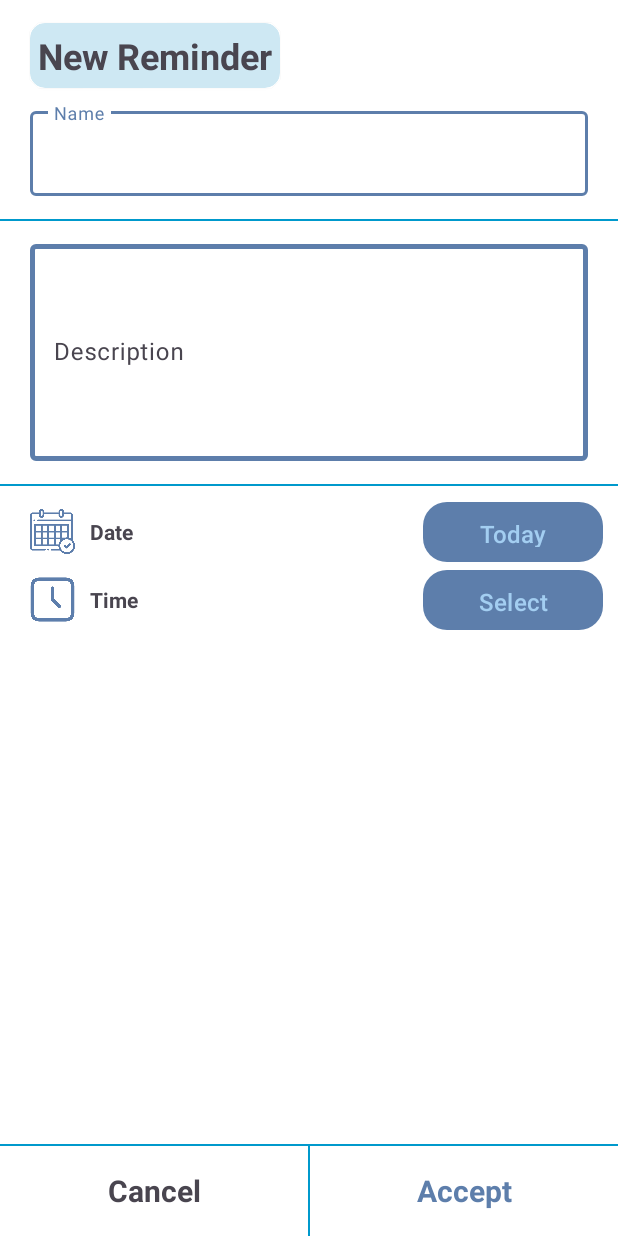
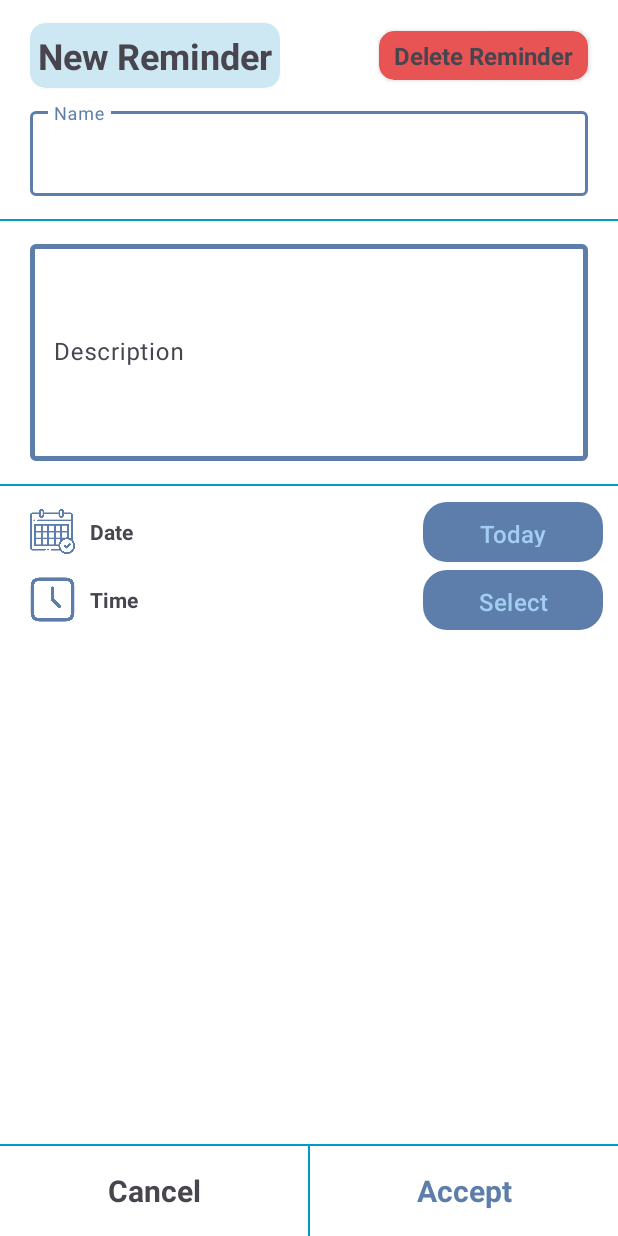
Before and after one commit to ChrisGalHur/TareApp, an Android app: the layout activity_form_reminder.xml on its own in the app's theme, with its tools: preview values and no code run, on a phone screen of 412 x 824 dp. Run offline under Robolectric (Android 15) with nearby library versions, the phone set to English and light mode, and no system bars.

Commit message:
car07 delete Reminders complete

```diff
--- a/app/build.gradle.kts
+++ b/app/build.gradle.kts
@@ -36,7 +36,11 @@ android {
 
 dependencies {
 
+    // RxJava
+    implementation("io.reactivex.rxjava3:rxjava:3.1.2")
+    implementation("io.reactivex.rxjava3:rxandroid:3.0.0")
 
+    // Room
     implementation("androidx.room:room-runtime:2.6.1")
     annotationProcessor("androidx.room:room-compiler:2.6.1")
 
--- a/app/src/main/java/com/chrisgalhur/tareapp/dao/ReminderDao.java
+++ b/app/src/main/java/com/chrisgalhur/tareapp/dao/ReminderDao.java
@@ -20,4 +20,7 @@ public interface ReminderDao {
 
     @Query("SELECT * FROM " + DatabaseConstants.TABLE_REMINDER + " WHERE " + DatabaseConstants.COLUMN_TASK_ID + " = :reminderId")
     Reminder getReminder(int reminderId);
+
+    @Query("DELETE FROM " + DatabaseConstants.TABLE_REMINDER + " WHERE " + DatabaseConstants.COLUMN_TASK_ID + " = :reminderId")
+    int deleteById(int reminderId);
 }
--- a/app/src/main/java/com/chrisgalhur/tareapp/presenter/FormReminderPresenter.java
+++ b/app/src/main/java/com/chrisgalhur/tareapp/presenter/FormReminderPresenter.java
@@ -1,6 +1,7 @@
 package com.chrisgalhur.tareapp.presenter;
 
 public interface FormReminderPresenter {
+
     void onBtSelectDateClicked();
 
     void onBtSelectTimeClicked();
@@ -10,4 +11,8 @@ public interface FormReminderPresenter {
     void saveReminder(String reminderName, String string, boolean b, int year, int month, int day, int hour, int minute);
 
     void loadReminder(int reminderId);
+
+    void clearDisposables();
+
+    void onBtDeleteReminderClicked(int reminderId);
 }
--- a/app/src/main/java/com/chrisgalhur/tareapp/presenter/MainPresenterImpl.java
+++ b/app/src/main/java/com/chrisgalhur/tareapp/presenter/MainPresenterImpl.java
@@ -2,6 +2,7 @@ package com.chrisgalhur.tareapp.presenter;
 
 import android.content.Intent;
 
+import com.chrisgalhur.tareapp.R;
 import com.chrisgalhur.tareapp.ui.activity.FormReminderActivity;
 import com.chrisgalhur.tareapp.view.MainView;
 
@@ -42,9 +43,8 @@ public class MainPresenterImpl implements MainPresenter{
     @Override
     public void onReminderClicked(int reminderId) {
         Intent intent = new Intent(view.getContext(), FormReminderActivity.class);
-        intent.putExtra("reminderId", reminderId);
+        intent.putExtra(view.getContext().getString(R.string.extra_reminder_id), reminderId);
         view.getContext().startActivity(intent);
     }
     //endregion ON_REMINDER_CLICKED
-
 }
--- a/app/src/main/java/com/chrisgalhur/tareapp/view/MainView.java
+++ b/app/src/main/java/com/chrisgalhur/tareapp/view/MainView.java
@@ -7,5 +7,4 @@ public interface MainView {
     void navigateToCalendar();
     void navigateToPreferences();
     void openNewTaskDialog();
-    void navigateToReminder(int reminderId);
 }
--- a/app/src/main/res/layout/activity_form_reminder.xml
+++ b/app/src/main/res/layout/activity_form_reminder.xml
@@ -29,6 +29,30 @@
                 android:layout_marginStart="5dp"
                 android:layout_marginTop="5dp"
                 android:layout_marginEnd="5dp"
+                android:layout_marginBottom="5dp" />
+    </androidx.cardview.widget.CardView>
+
+    <androidx.cardview.widget.CardView
+            android:id="@+id/btDeleteReminderFormReminder"
+            android:layout_width="0dp"
+            android:layout_height="wrap_content"
+            app:cardCornerRadius="10dp"
+            android:backgroundTint="@color/red"
+            app:layout_constraintEnd_toEndOf="parent"
+            android:layout_marginEnd="20dp"
+            app:layout_constraintTop_toTopOf="@+id/cardViewTitleFormReminder"
+            app:layout_constraintBottom_toBottomOf="@+id/cardViewTitleFormReminder">
+
+        <TextView
+                android:text="@string/delete_reminder"
+                android:layout_width="wrap_content"
+                android:layout_height="wrap_content"
+                android:id="@+id/tvDeleteReminderFormReminder"
+                android:textSize="16sp"
+                android:textStyle="bold"
+                android:layout_marginStart="10dp"
+                android:layout_marginTop="5dp"
+                android:layout_marginEnd="10dp"
                 android:layout_marginBottom="5dp" />
     </androidx.cardview.widget.CardView>
 
--- a/app/src/main/res/values/colors.xml
+++ b/app/src/main/res/values/colors.xml
@@ -11,4 +11,5 @@
     <color name="test_green">#A4D4AE</color>
     <color name="dark_blue_two">#3B6978</color>
     <color name="red">#E85353</color>
+    <color name="light_red">#F38282</color>
 </resources>
```
Also changed, not shown: app/src/main/java/com/chrisgalhur/tareapp/database/DatabaseHelper.java (+9 -1 lines), app/src/main/java/com/chrisgalhur/tareapp/model/FormReminderModel.java (+8 -2 lines), app/src/main/java/com/chrisgalhur/tareapp/model/FormReminderModelImpl.java (+19 -7 lines), app/src/main/java/com/chrisgalhur/tareapp/presenter/FormReminderPresenterImpl.java (+60 -6 lines), app/src/main/java/com/chrisgalhur/tareapp/ui/activity/FormReminderActivity.java (+52 -8 lines), app/src/main/java/com/chrisgalhur/tareapp/ui/activity/MainActivity.java (+8 -8 lines), app/src/main/java/com/chrisgalhur/tareapp/view/FormReminderView.java (+10 -1 lines), app/src/main/res/values/strings.xml (+15 -1 lines).
